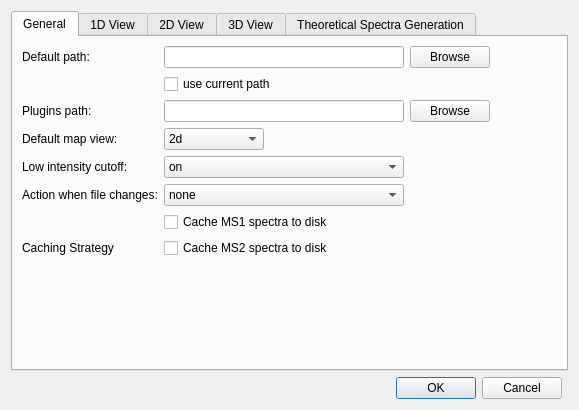
OpenMS/OpenMS, file src/openms_gui/source/VISUAL/DIALOGS/TOPPViewPrefDialog.ui: the form before one commit.
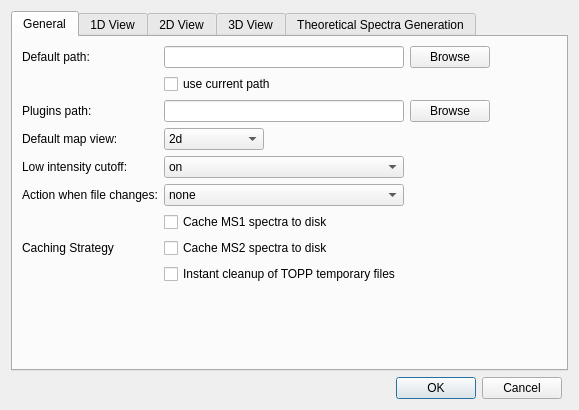
The form after the commit. The open tabs and pages were chosen to show the change. Custom widgets are drawn as their Qt base class.

What changed in the file:
```diff
--- a/src/openms_gui/source/VISUAL/DIALOGS/TOPPViewPrefDialog.ui
+++ b/src/openms_gui/source/VISUAL/DIALOGS/TOPPViewPrefDialog.ui
@@ -74,7 +74,7 @@
          </property>
         </widget>
        </item>
-       <item row="12" column="1" colspan="2">
+       <item row="13" column="1" colspan="2">
         <spacer>
          <property name="orientation">
           <enum>Qt::Vertical</enum>
@@ -163,6 +163,16 @@
          </item>
         </widget>
        </item>
+       <item row="12" column="2">
+        <widget class="QCheckBox" name="instantcleanup">
+         <property name="toolTip">
+          <string>If enabled, temporary TOPP input/output files are removed immediately after tool execution to safe space on the harddrive.</string>
+         </property>
+         <property name="text">
+          <string>Instant cleanup of TOPP temporary files</string>
+         </property>
+        </widget>
+       </item>
        <item row="11" column="0">
         <widget class="QLabel" name="label">
          <property name="text">
```
